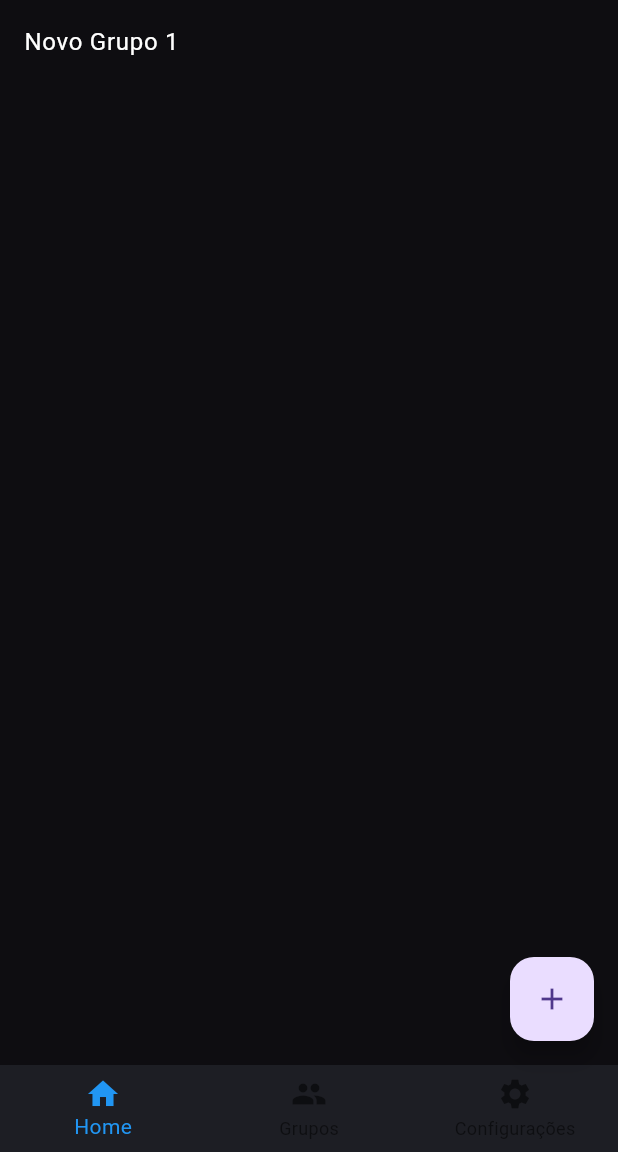
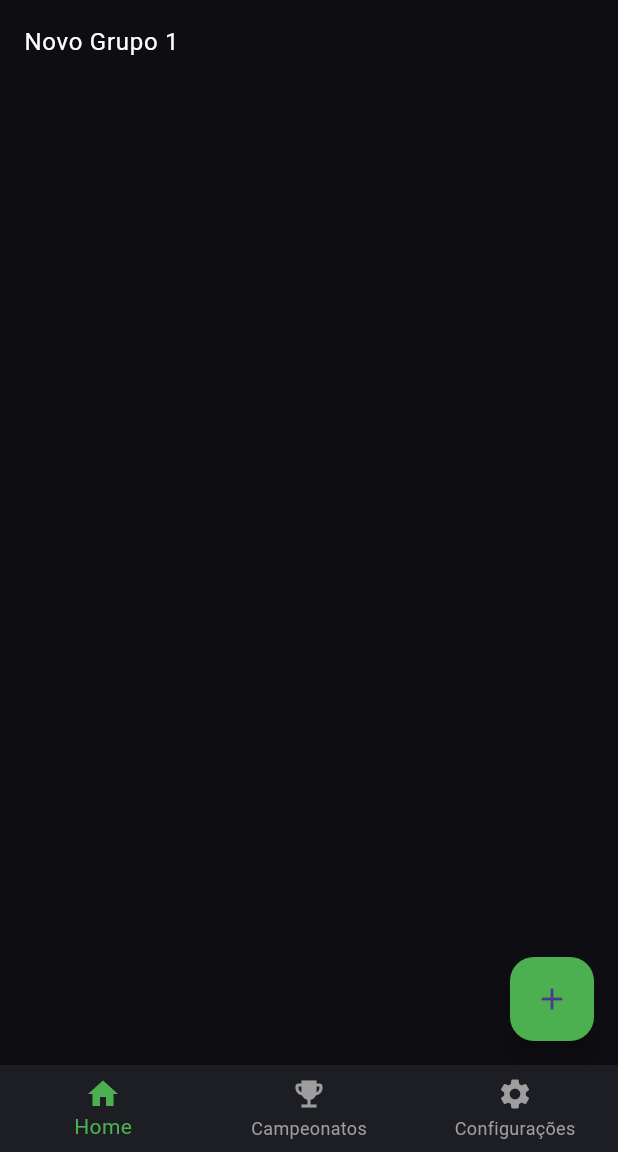
Before and after one commit to J0NGS/teamup, a Flutter app: the screen it shows after launch, after a tap on the "add" icon, on a phone screen of 412 x 824 dp, the part 84-1236 px from its top. Run offline on Flutter 3.47's test engine with Material 3 defaults, Android fonts, the phone set to English and light mode, and no system bars; our stand-ins replace get.

Commit message:
create repository

```diff
--- /dev/null
+++ b/lib/controllers/group_controller.dart
@@ -0,0 +1,13 @@
+import 'package:get/get.dart';
+
+class GroupController extends GetxController {
+  var grupos = <String>[].obs;
+
+  void addGroup(String groupName) {
+    grupos.add(groupName);
+  }
+
+  void removeGroup(String groupName) {
+    grupos.remove(groupName);
+  }
+}
--- a/lib/main.dart
+++ b/lib/main.dart
@@ -1,4 +1,5 @@
 import 'package:flutter/material.dart';
+import 'package:get/get.dart';
 import 'package:teamup/screens/home_screen.dart';
 
 void main() {
@@ -8,8 +9,10 @@ void main() {
 class MyApp extends StatelessWidget {
   @override
   Widget build(BuildContext context) {
-    return MaterialApp(
+    return GetMaterialApp(
+      debugShowCheckedModeBanner: true,
       title: 'Teamup',
+      theme: ThemeData(primaryColor: Colors.green),
       home: HomeScreen(),  // Aqui você chama a HomeScreen
     );
   }
--- a/lib/screens/home_screen.dart
+++ b/lib/screens/home_screen.dart
@@ -1,50 +1,31 @@
-// lib/screens/home_screen.dart
+import 'package:flutter/material.dart';
+import 'package:get/get.dart';
+import 'package:teamup/controllers/group_controller.dart';
+import 'package:teamup/utils/colors.dart';
+import 'package:teamup/widgets/groups_container.dart';
 
-import 'package:flutter/material.dart';
-import 'package:teamup/utils/colors.dart';
-
-class HomeScreen extends StatefulWidget {
-  @override
-  _HomeScreenState createState() => _HomeScreenState();
-}
-
-class _HomeScreenState extends State<HomeScreen> {
-  // Aqui você pode armazenar a lista de grupos e o estado da tela
-  List<String> grupos = [];
-
+class HomeScreen extends StatelessWidget {
   @override
   Widget build(BuildContext context) {
+    // Instancie o controlador
+    final GroupController groupController = Get.put(GroupController());
+
     return Scaffold(
       appBar: AppBar(
-        title: Text('TeamUp!', textAlign: TextAlign.center, style: TextStyle(color: Colors.green, fontWeight: FontWeight.bold)),
+        title: Text(
+          'TeamUp!',
+          textAlign: TextAlign.center,
+          style: TextStyle(color: Colors.green, fontWeight: FontWeight.bold),
+        ),
         backgroundColor: Black100,
-
       ),
-      body: Container(
-        width: double.infinity,
-        height: double.infinity,
-        color: BackgroundBlack,
-        child: Center(
-          child: grupos.isEmpty
-              ? Text('Nenhum grupo criado', style: TextStyle(color: Colors.white),)
-              : ListView.builder(
-            itemCount: grupos.length,
-            itemBuilder: (context, index) {
-              return ListTile(
-                title: Text(grupos[index],  style: TextStyle(color: Colors.white)),
-              );
-            },
-          ),
-        ),
-      ),
+      body: GroupsContainer(),
       floatingActionButton: FloatingActionButton(
         onPressed: () {
-          // Lógica para adicionar um novo grupo
-          setState(() {
-            grupos.add('Novo Grupo ${grupos.length + 1}');
-          });
+          groupController.addGroup('Novo Grupo ${groupController.grupos.length + 1}');
         },
         child: Icon(Icons.add),
+        backgroundColor: Colors.green,
       ),
       bottomNavigationBar: BottomNavigationBar(
         items: const <BottomNavigationBarItem>[
@@ -53,8 +34,8 @@ class _HomeScreenState extends State<HomeScreen> {
             label: 'Home',
           ),
           BottomNavigationBarItem(
-            icon: Icon(Icons.group),
-            label: 'Grupos',
+            icon: Icon(Icons.emoji_events),
+            label: 'Campeonatos',
           ),
           BottomNavigationBarItem(
             icon: Icon(Icons.settings),
@@ -62,7 +43,8 @@ class _HomeScreenState extends State<HomeScreen> {
           ),
         ],
         currentIndex: 0,
-        selectedItemColor: Colors.blue,
+        selectedItemColor: Colors.green,
+        unselectedItemColor: Colors.grey,
         onTap: (index) {
           // Lógica para mudar de tela com base na aba selecionada
         },
--- /dev/null
+++ b/lib/widgets/groups_container.dart
@@ -0,0 +1,35 @@
+import 'package:flutter/material.dart';
+import 'package:get/get.dart';
+import 'package:teamup/controllers/group_controller.dart';
+import 'package:teamup/utils/colors.dart';
+import 'package:teamup/screens/group_detail_screen.dart'; // Importa a tela de detalhes
+
+class GroupsContainer extends StatelessWidget {
+  @override
+  Widget build(BuildContext context) {
+    return Container(
+      width: double.infinity,
+      height: double.infinity,
+      color: BackgroundBlack,
+      child: Center(
+        child: Obx(() {
+          final groupController = Get.find<GroupController>();
+          return groupController.grupos.isEmpty
+              ? Text('Nenhum grupo criado', style: TextStyle(color: Colors.white))
+              : ListView.builder(
+            itemCount: groupController.grupos.length,
+            itemBuilder: (context, index) {
+              return ListTile(
+                title: Text(groupController.grupos[index], style: TextStyle(color: Colors.white)),
+                onTap: () {
+                  // Navega para a tela de detalhes do grupo
+                  Get.to(() => GroupDetailScreen(groupName: groupController.grupos[index]));
+                },
+              );
+            },
+          );
+        }),
+      ),
+    );
+  }
+}
--- a/pubspec.yaml
+++ b/pubspec.yaml
@@ -30,6 +30,8 @@ environment:
 dependencies:
   flutter:
     sdk: flutter
+  get: ^4.6.6
+
 
 
   # The following adds the Cupertino Icons font to your application.
```
Also changed, not shown: lib/screens/group_detail_screen.dart (added, +29 -0 lines), pubspec.lock, 1 other file.
